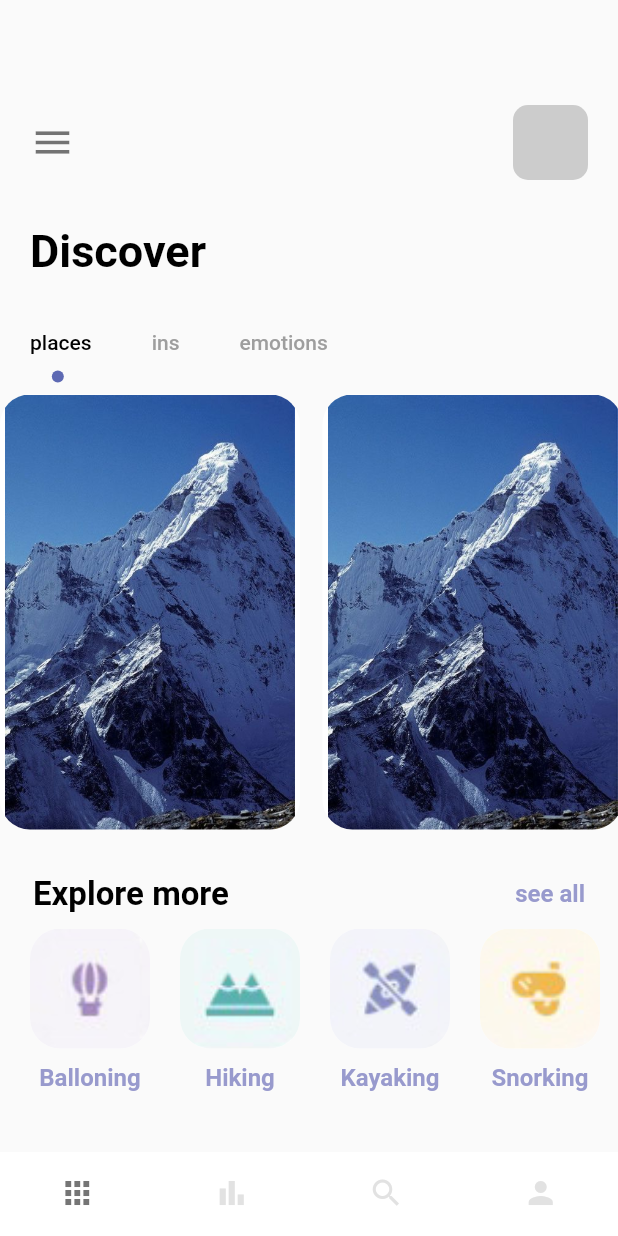
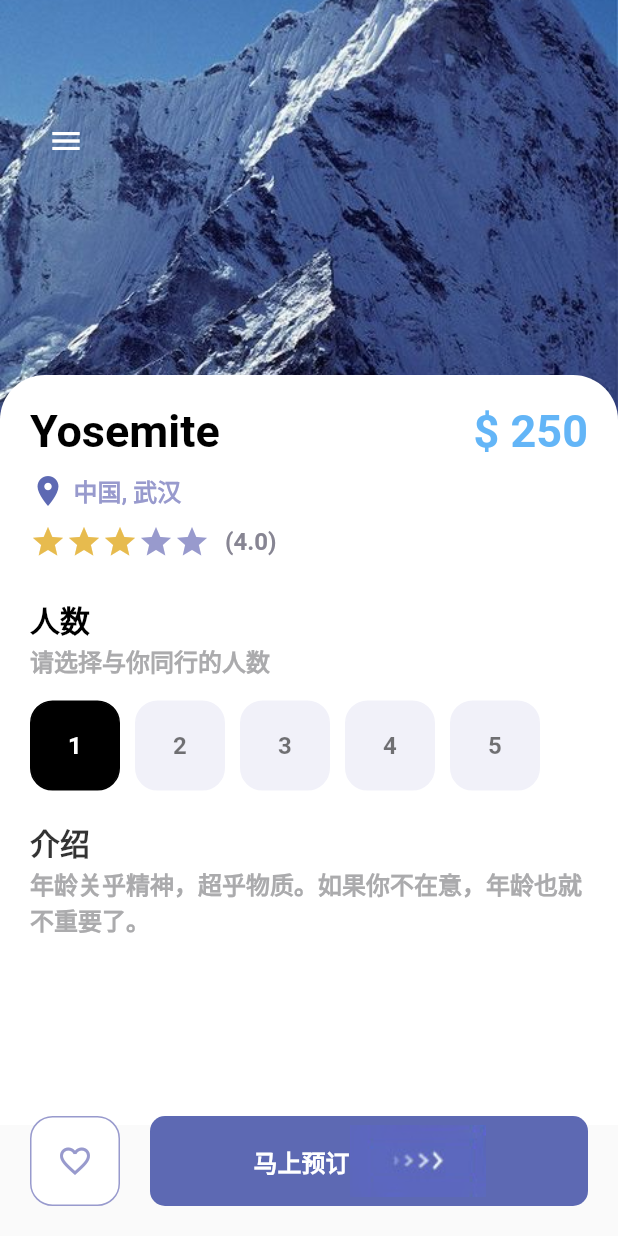
Before and after one commit to logyxiao/flutter_app_-practise, a Flutter app: the screen it shows after launch, on a phone screen of 412 x 824 dp. Run offline on Flutter 3.47's test engine with Material 2 defaults, Android fonts, the phone set to English and light mode, and no system bars; our stand-ins replace equatable.

Commit message:
feat: 新增 detail_page

```diff
--- /dev/null
+++ b/lib/cubit/app_cubit_states.dart
@@ -0,0 +1,3 @@
+import 'package:equatable/equatable.dart';
+
+abstract class CubitStates extends Equatable{}
--- a/lib/main.dart
+++ b/lib/main.dart
@@ -1,6 +1,5 @@
 import 'package:flutter/material.dart';
-import 'package:maize_app/pages/navpages/main_page.dart';
-import 'package:maize_app/pages/welcome_page.dart';
+import 'package:maize_app/pages/detail_page.dart';
 
 void main() {
   runApp(const MyApp());
@@ -18,7 +17,7 @@
       theme: ThemeData(
         primarySwatch: Colors.blue,
       ),
-      home: const MainPage(),
+      home: const DetailPage(),
     );
   }
 }
--- /dev/null
+++ b/lib/pages/detail_page.dart
@@ -0,0 +1,197 @@
+import 'package:flutter/material.dart';
+import 'package:maize_app/misc/colors.dart';
+import 'package:maize_app/widgets/ResponsiveButton.dart';
+import 'package:maize_app/widgets/app_large_text.dart';
+import 'package:maize_app/widgets/app_text.dart';
+
+import '../widgets/app_buttons.dart';
+
+class DetailPage extends StatefulWidget {
+  const DetailPage({Key? key}) : super(key: key);
+
+  @override
+  _DetailPageState createState() => _DetailPageState();
+}
+
+class _DetailPageState extends State<DetailPage> {
+  int gottenStars = 3;
+  int selectedIndex = 0;
+
+  @override
+  Widget build(BuildContext context) {
+    return Scaffold(
+      body: Container(
+        width: double.maxFinite,
+        height: double.maxFinite,
+        child: Stack(
+          children: [
+            Positioned(
+                child: Container(
+              width: double.maxFinite,
+              height: 300,
+              decoration: BoxDecoration(
+                  image: DecorationImage(
+                      image: AssetImage('img/mountain.jpeg'),
+                      fit: BoxFit.cover)),
+            )),
+            Positioned(
+                left: 20,
+                top: 70,
+                child: Row(
+                  children: [
+                    IconButton(
+                      onPressed: () {},
+                      icon: Icon(Icons.menu),
+                      color: Colors.white,
+                    ),
+                  ],
+                )),
+            Positioned(
+              top: 250,
+              child: Container(
+                padding: const EdgeInsets.only(top: 20, left: 20, right: 20),
+                height: 500,
+                width: MediaQuery.of(context).size.width,
+                decoration: const BoxDecoration(
+                    color: Colors.white,
+                    borderRadius: BorderRadius.only(
+                      topLeft: Radius.circular(30),
+                      topRight: Radius.circular(30),
+                    )),
+                child: Column(
+                  crossAxisAlignment: CrossAxisAlignment.start,
+                  children: [
+                    Row(
+                      mainAxisAlignment: MainAxisAlignment.spaceBetween,
+                      children: [
+                        AppLargeText(text: 'Yosemite', color: Colors.black),
+                        AppLargeText(
+                            text: '\$ 250', color: Colors.blue.withOpacity(0.7))
+                      ],
+                    ),
+                    const SizedBox(
+                      height: 10,
+                    ),
+                    Row(
+                      children: [
+                        Icon(
+                          Icons.location_on,
+                          color: AppColors.mainColor,
+                        ),
+                        const SizedBox(
+                          width: 5,
+                        ),
+                        AppText(
+                          text: '中国, 武汉',
+                          color: AppColors.textColor1,
+                        ),
+                      ],
+                    ),
+                    const SizedBox(
+                      height: 10,
+                    ),
+                    Row(
+                      children: [
+                        Wrap(
+                          children: List.generate(5, (index) {
+                            return Icon(
+                              Icons.star,
+                              color: gottenStars > index
+                                  ? AppColors.starColor
+                                  : AppColors.textColor1,
+                            );
+                          }),
+                        ),
+                        const SizedBox(
+                          width: 10,
+                        ),
+                        AppText(
+                          text: '(4.0)',
+                          color: AppColors.textColor2,
+                        )
+                      ],
+                    ),
+                    const SizedBox(
+                      height: 25,
+                    ),
+                    AppLargeText(
+                      text: '人数',
+                      color: Colors.black,
+                      size: 20,
+                    ),
+                    AppText(
+                      text: '请选择与你同行的人数',
+                      color: AppColors.mainTextColor,
+                    ),
+                    const SizedBox(
+                      height: 15,
+                    ),
+                    Wrap(
+                      children: List.generate(5, (index) {
+                        bool isActive = selectedIndex == index;
+
+                        return InkWell(
+                          onTap: () {
+                            setState(() {
+                              selectedIndex = index;
+                            });
+                          },
+                          child: Container(
+                            margin: const EdgeInsets.only(right: 10),
+                            child: AppButtons(
+                              text: (index + 1).toString(),
+                              size: 60,
+                              color: isActive ? Colors.white : Colors.black54,
+                              backgroundColor: isActive
+                                  ? Colors.black
+                                  : AppColors.buttonBackground,
+                              borderColor: isActive
+                                  ? Colors.black
+                                  : AppColors.buttonBackground,
+                            ),
+                          ),
+                        );
+                      }),
+                    ),
+                    const SizedBox(
+                      height: 20,
+                    ),
+                    AppLargeText(
+                      text: '介绍',
+                      color: Colors.black.withOpacity(0.8),
+                      size: 20,
+                    ),
+                    AppText(
+                      text: '年龄关乎精神，超乎物质。如果你不在意，年龄也就不重要了。',
+                      color: AppColors.mainTextColor,
+                    ),
+                  ],
+                ),
+              ),
+            ),
+            Positioned(
+              bottom: 20,
+              left: 20,
+              right: 20,
+              child: Row(
+                children: [
+                  AppButtons(
+                    icon: Icons.favorite_border,
+                    size: 60,
+                    color: AppColors.textColor1,
+                    backgroundColor: Colors.white,
+                    borderColor:AppColors.textColor1,
+                  ),
+                  const SizedBox(width: 20,),
+                  ResponsiveButton(
+                    isResponsive: true,
+                  )
+                ],
+              ),
+            )
+          ],
+        ),
+      ),
+    );
+  }
+}
--- a/lib/pages/navpages/home_page.dart
+++ /dev/null
@@ -1,187 +0,0 @@
-import 'package:flutter/cupertino.dart';
-import 'package:flutter/material.dart';
-import 'package:maize_app/misc/colors.dart';
-import 'package:maize_app/widgets/app_text.dart';
-
-import '../../widgets/app_large_text.dart';
-
-class HomePage extends StatefulWidget {
-  const HomePage({Key? key}) : super(key: key);
-
-  @override
-  _HomePageState createState() => _HomePageState();
-}
-
-class _HomePageState extends State<HomePage> with TickerProviderStateMixin{
-  var images = {
-    'img/balloning.png':'Balloning',
-    'img/hiking.png':'Hiking',
-    'img/kayaking.png':'Kayaking',
-    'img/snorkling.png': 'Snorking',
-  };
-
-  @override
-  Widget build(BuildContext context) {
-    TabController _tabController = TabController(length: 3, vsync: this);
-    return Scaffold(
-      body: Column(
-        crossAxisAlignment: CrossAxisAlignment.start,
-        children: [
-          // menu text
-          Container(
-            padding: const EdgeInsets.only(top: 70, left: 20, right: 20),
-            child: Row(
-              children: [
-                Icon(Icons.menu, size: 30, color: Colors.black54,),
-                Expanded(child: Container()),
-                Container(
-                  width: 50,
-                  height: 50,
-                  decoration: BoxDecoration(
-                      borderRadius: BorderRadius.circular(10),
-                      color: Colors.grey.withOpacity(0.5)
-                  ),
-                )
-              ],
-            ),
-          ),
-          const SizedBox(height: 30,),
-          // discover text
-          Container(
-            margin : const EdgeInsets.only(left: 20),
-            child: AppLargeText(text: 'Discover'),
-          ),
-          const SizedBox(height: 20,),
-          // tab_bar
-          Container(
-            child: Align(
-              alignment: Alignment.centerLeft,
-              child: TabBar(
-                labelPadding: const EdgeInsets.only(left: 20, right: 20),
-                controller: _tabController,
-                labelColor: Colors.black,
-                unselectedLabelColor: Colors.grey,
-                isScrollable: true,
-                indicatorSize: TabBarIndicatorSize.label,
-                indicator: CircleTabIndicator(color: AppColors.mainColor, radius: 4),
-                tabs: [
-                  Tab(text: 'places',),
-                  Tab(text: 'ins',),
-                  Tab(text: 'emotions',),
-                ],
-              ),
-            ),
-          ),
-          Container(
-            height: 300,
-            width: double.maxFinite,
-            child: TabBarView(
-              controller: _tabController,
-              children: [
-                ListView.builder(
-                    itemCount:3,
-                    scrollDirection: Axis.horizontal,
-                    itemBuilder: (BuildContext context,int index){
-                      return  Container(
-                        margin: const EdgeInsets.only(right: 15,top: 10),
-                        width: 200,
-                        height: 300,
-                        decoration: BoxDecoration(
-                            borderRadius: BorderRadius.circular(20),
-                            color: Colors.white,
-                            image: const DecorationImage(
-                                image: AssetImage(
-                                    'img/mountain.jpeg'
-                                )
-                            )
-                        ),
-                      );
-                    }),
-                Text('2'),
-                Text('3'),
-
-              ],
-            ),
-          ),
-          const SizedBox(height: 30,),
-         // explore more
-         Container(
-           margin: const EdgeInsets.only(left: 22, right: 22),
-           child: Row(
-             mainAxisAlignment: MainAxisAlignment.spaceBetween,
-             children: [
-               AppLargeText(text: 'Explore more', size: 22,),
-               AppText(text: 'see all', color: AppColors.textColor1,)
-             ],
-           ),
-         ) ,
-         const SizedBox(height: 10,),
-          Container(
-            height: 120,
-            width: double.maxFinite,
-            margin: const EdgeInsets.only(left: 20),
-            child: ListView.builder(
-                itemCount: 4,
-                scrollDirection: Axis.horizontal,
-                itemBuilder: (_, index){
-              return Container(
-                margin: const EdgeInsets.only(right: 20),
-                child: Column(
-                  children: [
-                    Container(
-                        width: 80,
-                        height: 80,
-                        decoration: BoxDecoration(
-                        borderRadius: BorderRadius.circular(20),
-                        color: Colors.white,
-                        image:  DecorationImage(
-                      fit: BoxFit.cover,
-                    image: AssetImage(
-                         images.keys.elementAt(index)
-                          )
-                        )
-                        ),
-                        ),
-                    SizedBox(height: 10),
-                    Container(
-                      child: AppText(text: images.values.elementAt(index),color:AppColors.textColor1,),
-                    )
-                  ],
-                ),
-              );
-            }),
-          )
-        ],
-      ),
-    );
-  }
-}
-
-class CircleTabIndicator extends Decoration{
-  final Color color;
-  double radius;
-  CircleTabIndicator({required this.color, required this.radius});
-
-  @override
-  BoxPainter createBoxPainter([VoidCallback? onChanged]) {
-    return _CirclePainter(color:color, radius: radius);
-  }
-
-}
-
-class _CirclePainter extends BoxPainter{
-  final Color color;
-  double radius;
-  _CirclePainter({required this.color, required this.radius});
-
-  @override
-  void paint(Canvas canvas, Offset offset, ImageConfiguration configuration) {
-    Paint paint = Paint();
-    paint.color  = color;
-    paint.isAntiAlias = true;
-    final Offset circleOffset = Offset(configuration.size!.width/2 - radius/2, configuration.size!.height - radius/2);
-
-    canvas.drawCircle(offset + circleOffset, radius, paint);
-  }
-
-}
--- a/lib/pages/navpages/main_page.dart
+++ b/lib/pages/navpages/main_page.dart
@@ -1,6 +1,6 @@
 import 'package:flutter/material.dart';
 import 'package:maize_app/pages/navpages/bar_item_page.dart';
-import 'package:maize_app/pages/navpages/home_page.dart';
+import 'package:maize_app/pages/home_page.dart';
 import 'package:maize_app/pages/navpages/my_page.dart';
 import 'package:maize_app/pages/navpages/search_page.dart';
 
--- a/lib/widgets/ResponsiveButton.dart
+++ b/lib/widgets/ResponsiveButton.dart
@@ -1,5 +1,7 @@
 import 'package:flutter/cupertino.dart';
+import 'package:flutter/material.dart';
 import 'package:maize_app/misc/colors.dart';
+import 'package:maize_app/widgets/app_text.dart';
 
 class ResponsiveButton extends StatelessWidget {
   bool? isResponsive;
@@ -7,15 +9,16 @@
   double? height;
   ResponsiveButton({
     Key? key,
-    this.width,
+    this.width = 120,
     this.height = 60,
     this.isResponsive = false,
   }) : super(key: key);
 
   @override
   Widget build(BuildContext context) {
-    return Container(
-      width: width,
+    return Flexible(
+      child: Container(
+        width: isResponsive==true?double.maxFinite:width,
         height: height,
         decoration: BoxDecoration(
           borderRadius: BorderRadius.circular(10),
@@ -24,8 +27,10 @@
         child: Row(
           mainAxisAlignment: MainAxisAlignment.center,
           children: [
+            isResponsive==true?Container(margin: const EdgeInsets.only(left: 1), child: AppText(text: '马上预订', color: Colors.white,)):Container(),
             Image.asset('img/button-one.png'),
           ],
+        ),
       ),
     );
   }
--- /dev/null
+++ b/lib/widgets/app_buttons.dart
@@ -0,0 +1,35 @@
+import 'package:flutter/cupertino.dart';
+import 'package:maize_app/widgets/app_text.dart';
+
+
+class AppButtons extends StatelessWidget {
+  final Color color;
+  final Color backgroundColor;
+  final Color borderColor;
+  double size;
+  String? text = 'text';
+  IconData? icon;
+
+  AppButtons({
+    Key? key,
+    this.text,
+    this.icon,
+    required this.size,
+    required this.color,
+    required this.backgroundColor,
+    required this.borderColor,
+  }) : super(key: key);
+
+  @override
+  Widget build(BuildContext context) {
+    return Container(
+      width: size,
+      height: size,
+      decoration: BoxDecoration(
+          border: Border.all(color: borderColor, width: 1.0),
+          borderRadius: BorderRadius.circular(15),
+          color: backgroundColor),
+      child: Center(child: icon != null?Icon(icon,color: color,):AppText(text: text!,color: color,),)
+    );
+  }
+}
--- a/pubspec.yaml
+++ b/pubspec.yaml
@@ -34,6 +34,9 @@
   # The following adds the Cupertino Icons font to your application.
   # Use with the CupertinoIcons class for iOS style icons.
   cupertino_icons: ^1.0.2
+  bloc:
+  flutter_bloc:
+  equatable:
 
 dev_dependencies:
   flutter_test:
```
Also changed, not shown: lib/pages/home_page.dart (added, +208 -0 lines), lib/cubit/app_cubits.dart (added), pubspec.lock. Lines whose indentation alone changed are shown as unchanged.
